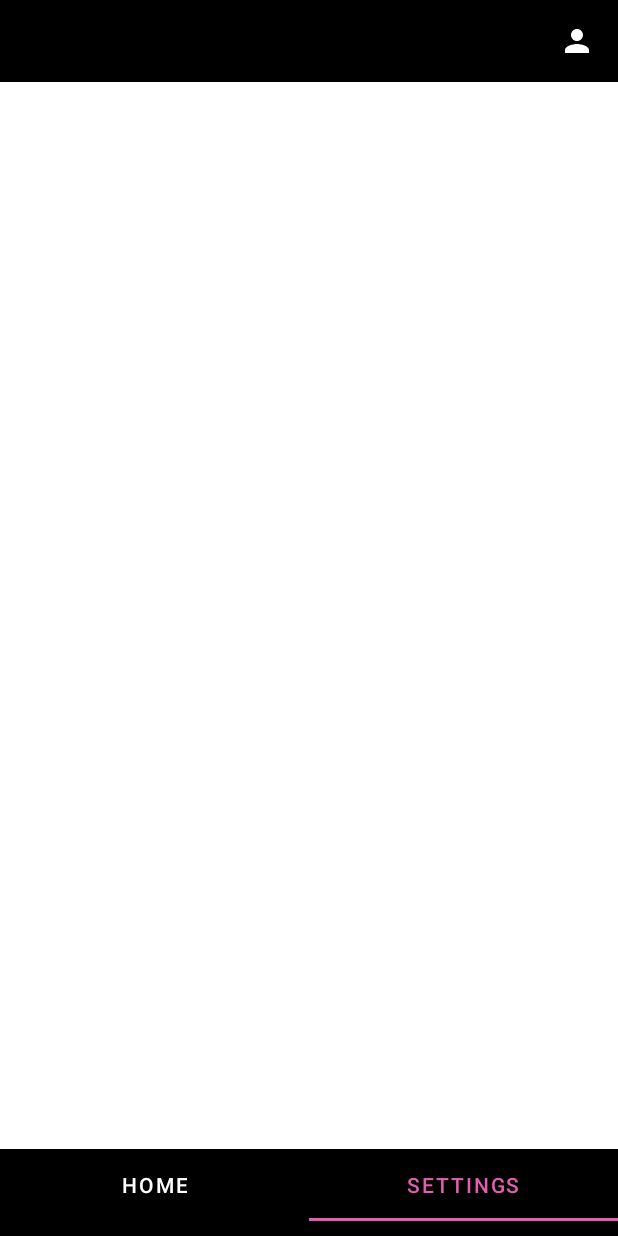
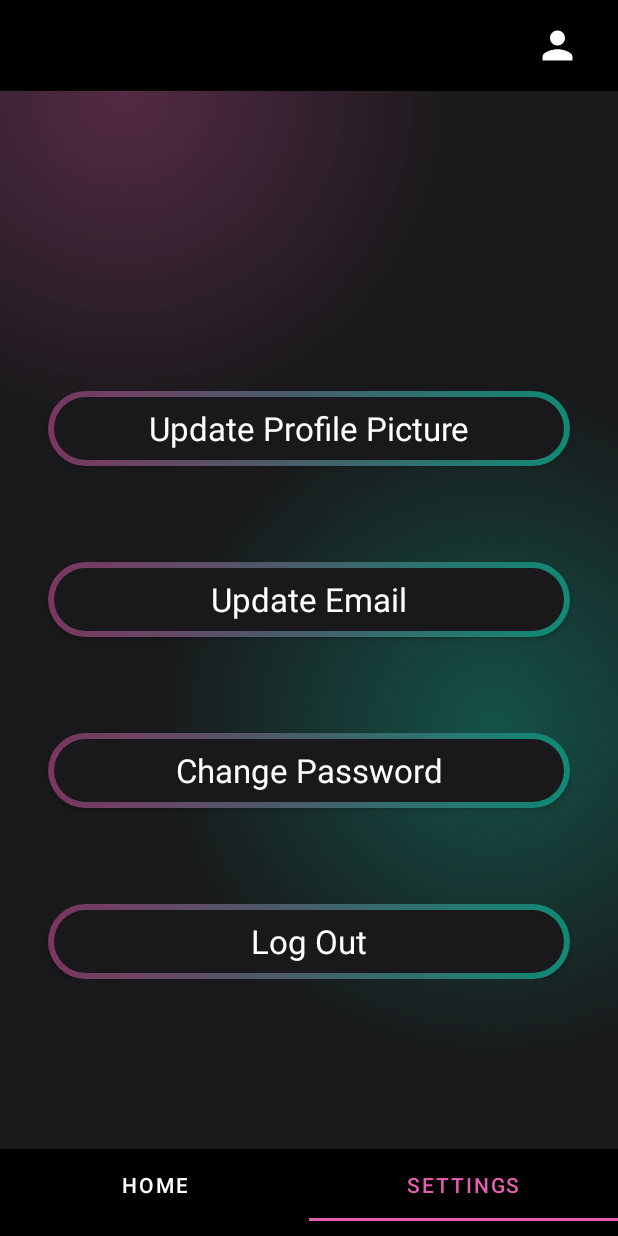
Before and after one commit to itzartbn/uNet, an Android app: the CommonActivity screen opened directly, with no data from a screen before it, item 2 of the bottom bar chosen, on a phone screen of 412 x 824 dp. Run offline under Robolectric (Android 15) with nearby library versions, the phone set to English and light mode, and no system bars; our stand-ins replace Firebase (no records; nobody signed in at launch, a user with empty details on screens opened directly), Picasso.

Commit message:
user settings finished

```diff
--- a/app/build.gradle.kts
+++ b/app/build.gradle.kts
@@ -58,5 +58,7 @@ dependencies {
     implementation ("com.squareup.picasso:picasso:2.8")
     implementation("com.google.firebase:firebase-appcheck:18.0.0")
     implementation("com.google.firebase:firebase-appcheck-safetynet:16.1.2")
+    implementation ("com.google.android.material:material:1.4.0")
+
 
 }
--- a/app/src/main/java/com/s22010536/mini_project/CommonActivity.java
+++ b/app/src/main/java/com/s22010536/mini_project/CommonActivity.java
@@ -1,6 +1,7 @@
 package com.s22010536.mini_project;
 
 import android.content.Intent;
+import android.net.Uri;
 import android.os.Bundle;
 import android.widget.ImageView;
 import android.widget.Toast;
@@ -12,6 +13,15 @@ import androidx.viewpager2.adapter.FragmentStateAdapter;
 import androidx.viewpager2.widget.ViewPager2;
 import com.google.android.material.tabs.TabLayout;
 import com.google.android.material.tabs.TabLayoutMediator;
+import com.google.firebase.auth.FirebaseAuth;
+import com.google.firebase.auth.FirebaseUser;
+import com.google.firebase.database.DataSnapshot;
+import com.google.firebase.database.DatabaseError;
+import com.google.firebase.database.DatabaseReference;
+import com.google.firebase.database.FirebaseDatabase;
+import com.google.firebase.database.ValueEventListener;
+import com.squareup.picasso.Callback;
+import com.squareup.picasso.Picasso;
 
 public class CommonActivity extends AppCompatActivity {
 
@@ -19,10 +29,14 @@ public class CommonActivity extends AppCompatActivity {
     private ViewPager2 viewPager;
     private ImageView profileImageView;
 
+    private FirebaseAuth authProfile;
+
     @Override
     protected void onCreate(Bundle savedInstanceState) {
         super.onCreate(savedInstanceState);
         setContentView(R.layout.activity_common);
+        authProfile = FirebaseAuth.getInstance();
+        FirebaseUser firebaseUser = authProfile.getCurrentUser();
 
         tabLayout = findViewById(R.id.tabsLayout);
         viewPager = findViewById(R.id.viewPager);
@@ -43,6 +57,49 @@ public class CommonActivity extends AppCompatActivity {
             Intent intent = new Intent(CommonActivity.this, UpdateProfileActivity.class);
             startActivity(intent);
         });
+
+        if (firebaseUser != null) {
+            loadUserProfile(firebaseUser);
+        } else {
+            Toast.makeText(this, "User not logged in", Toast.LENGTH_SHORT).show();
+        }
+    }
+
+    private void loadUserProfile(FirebaseUser firebaseUser) {
+        String userId = firebaseUser.getUid();
+        DatabaseReference referenceProfile = FirebaseDatabase.getInstance().getReference("Registered Users");
+        referenceProfile.child(userId).addListenerForSingleValueEvent(new ValueEventListener() {
+            @Override
+            public void onDataChange(@NonNull DataSnapshot snapshot) {
+                if (snapshot.exists()) {
+                    String profilePictureUrl = firebaseUser.getPhotoUrl() != null ? firebaseUser.getPhotoUrl().toString() : null;
+                    if (profilePictureUrl != null) {
+                        Picasso.get()
+                                .load(profilePictureUrl)
+                                .placeholder(R.drawable.person_icon_topbar)
+                                .into(profileImageView, new Callback() {
+                                    @Override
+                                    public void onSuccess() {
+                                        // Handle success
+                                    }
+
+                                    @Override
+                                    public void onError(Exception e) {
+                                        // Handle error
+                                        Toast.makeText(CommonActivity.this, "Failed to load profile picture", Toast.LENGTH_SHORT).show();
+                                    }
+                                });
+                    }
+                } else {
+                    Toast.makeText(CommonActivity.this, "Profile data not found", Toast.LENGTH_SHORT).show();
+                }
+            }
+
+            @Override
+            public void onCancelled(@NonNull DatabaseError error) {
+                Toast.makeText(CommonActivity.this, "Database error: " + error.getMessage(), Toast.LENGTH_SHORT).show();
+            }
+        });
     }
 
     private static class FragmentAdapter extends FragmentStateAdapter {
@@ -56,7 +113,7 @@ public class CommonActivity extends AppCompatActivity {
             if (position == 0) {
                 return new HomeActivity();
             } else {
-               return new HomeActivity();
+                return new SettingsFragment();
             }
         }
 
--- /dev/null
+++ b/app/src/main/java/com/s22010536/mini_project/SettingsFragment.java
@@ -0,0 +1,116 @@
+package com.s22010536.mini_project;
+
+import android.content.Intent;
+import android.os.Bundle;
+
+import androidx.fragment.app.Fragment;
+
+import android.view.LayoutInflater;
+import android.view.View;
+import android.view.ViewGroup;
+import android.widget.Button;
+
+import com.google.firebase.auth.FirebaseAuth;
+
+/**
+ * A simple {@link Fragment} subclass.
+ * Use the {@link SettingsFragment#newInstance} factory method to
+ * create an instance of this fragment.
+ */
+public class SettingsFragment extends Fragment {
+
+    // TODO: Rename parameter arguments, choose names that match
+    // the fragment initialization parameters, e.g. ARG_ITEM_NUMBER
+    private static final String ARG_PARAM1 = "param1";
+    private static final String ARG_PARAM2 = "param2";
+
+    // TODO: Rename and change types of parameters
+    private String mParam1;
+    private String mParam2;
+
+    private FirebaseAuth authProfile;
+
+    public SettingsFragment() {
+        // Required empty public constructor
+    }
+
+    /**
+     * Use this factory method to create a new instance of
+     * this fragment using the provided parameters.
+     *
+     * @param param1 Parameter 1.
+     * @param param2 Parameter 2.
+     * @return A new instance of fragment SettingsFragment.
+     */
+    // TODO: Rename and change types and number of parameters
+    public static SettingsFragment newInstance(String param1, String param2) {
+        SettingsFragment fragment = new SettingsFragment();
+        Bundle args = new Bundle();
+        args.putString(ARG_PARAM1, param1);
+        args.putString(ARG_PARAM2, param2);
+        fragment.setArguments(args);
+        return fragment;
+    }
+
+    @Override
+    public void onCreate(Bundle savedInstanceState) {
+        super.onCreate(savedInstanceState);
+        if (getArguments() != null) {
+            mParam1 = getArguments().getString(ARG_PARAM1);
+            mParam2 = getArguments().getString(ARG_PARAM2);
+        }
+        // Initialize FirebaseAuth instance
+        authProfile = FirebaseAuth.getInstance();
+    }
+
+    @Override
+    public View onCreateView(LayoutInflater inflater, ViewGroup container,
+                             Bundle savedInstanceState) {
+        // Inflate the layout for this fragment
+        return inflater.inflate(R.layout.fragment_settings, container, false);
+    }
+
+    @Override
+    public void onViewCreated(View view, Bundle savedInstanceState) {
+        super.onViewCreated(view, savedInstanceState);
+
+        // Find the buttons and set the click listeners
+        Button updateProfilePictureBtn = view.findViewById(R.id.settings_update_pp);
+        updateProfilePictureBtn.setOnClickListener(new View.OnClickListener() {
+            @Override
+            public void onClick(View v) {
+                Intent intent = new Intent(getActivity(), UploadProfilePictureActivity.class);
+                startActivity(intent);
+            }
+        });
+
+        Button updateEmailBtn = view.findViewById(R.id.settings_update_email);
+        updateEmailBtn.setOnClickListener(new View.OnClickListener() {
+            @Override
+            public void onClick(View v) {
+                Intent intent = new Intent(getActivity(), UpdateEmailActivity.class);
+                startActivity(intent);
+            }
+        });
+
+        Button updatePwdBtn = view.findViewById(R.id.settings_update_pw);
+        updatePwdBtn.setOnClickListener(new View.OnClickListener() {
+            @Override
+            public void onClick(View v) {
+                Intent intent = new Intent(getActivity(), ChangePasswordActivity.class);
+                startActivity(intent);
+            }
+        });
+
+        Button settingsLogoutBtn = view.findViewById(R.id.settings_logout);
+        settingsLogoutBtn.setOnClickListener(new View.OnClickListener() {
+            @Override
+            public void onClick(View v) {
+                authProfile.signOut();
+                Intent intent = new Intent(getActivity(), MainActivity.class);
+                intent.setFlags(Intent.FLAG_ACTIVITY_NEW_TASK | Intent.FLAG_ACTIVITY_CLEAR_TASK | Intent.FLAG_ACTIVITY_CLEAR_TOP);
+                startActivity(intent);
+            }
+        });
+    }
+}
--- a/app/src/main/res/layout/activity_common.xml
+++ b/app/src/main/res/layout/activity_common.xml
@@ -16,12 +16,16 @@
         app:layout_constraintStart_toStartOf="parent"
         app:layout_constraintTop_toTopOf="parent">
 
-        <ImageView
+        <com.google.android.material.imageview.ShapeableImageView
             android:id="@+id/home_pp"
-            android:layout_width="wrap_content"
-            android:layout_height="wrap_content"
+            android:layout_width="30dp"
+            android:layout_height="30dp"
+            android:scaleType="centerCrop"
+            android:layout_centerVertical="true"
+            android:layout_marginRight="10dp"
             android:src="@drawable/person_icon_topbar"
-            android:layout_alignParentRight="true"/>
+            android:layout_alignParentRight="true"
+            app:shapeAppearanceOverlay="@style/roundedImageRounded"/>
     </RelativeLayout>
 
     <com.google.android.material.tabs.TabLayout
--- a/app/src/main/res/layout/activity_home.xml
+++ b/app/src/main/res/layout/activity_home.xml
@@ -4,7 +4,8 @@
     xmlns:tools="http://schemas.android.com/tools"
     android:layout_width="match_parent"
     android:layout_height="match_parent"
-    android:background="@color/white"
+    android:background="@drawable/gradient_color_background"
+
     android:padding="0dp"
     tools:context=".HomeActivity">
 
@@ -13,8 +14,7 @@
         android:id="@+id/homeRecyclerView"
         android:layout_width="match_parent"
         android:layout_height="match_parent"
-        android:layout_marginEnd="16dp"
-        android:layout_marginBottom="16dp"
+        android:background="@drawable/gradient_color_background"
         app:layout_constraintBottom_toBottomOf="parent"
         app:layout_constraintEnd_toEndOf="parent"
         app:layout_constraintStart_toStartOf="parent"
--- /dev/null
+++ b/app/src/main/res/layout/fragment_settings.xml
@@ -0,0 +1,97 @@
+<?xml version="1.0" encoding="utf-8"?>
+<androidx.constraintlayout.widget.ConstraintLayout xmlns:android="http://schemas.android.com/apk/res/android"
+    xmlns:tools="http://schemas.android.com/tools"
+    android:layout_width="match_parent"
+    android:layout_height="match_parent"
+    android:background="@color/main_background"
+    android:padding="0dp"
+    tools:context=".SettingsFragment">
+
+    <ScrollView
+        android:layout_width="match_parent"
+        android:layout_height="match_parent"
+        android:background="@drawable/gradient_color_background"
+        >
+
+        <RelativeLayout
+            android:layout_width="match_parent"
+            android:layout_height="wrap_content"
+            android:orientation="vertical"
+            >
+
+
+
+
+
+
+
+
+
+            <androidx.appcompat.widget.AppCompatButton
+                android:id="@+id/settings_update_pp"
+                style="@android:style/Widget.Button"
+                android:background="@drawable/btn_baclground"
+                android:layout_marginTop="200dp"
+                android:layout_marginStart="32dp"
+                android:layout_marginEnd="32dp"
+                android:layout_width="match_parent"
+                android:layout_height="50dp"
+                android:text="Update Profile Picture"
+                android:textSize="22sp"
+                android:textColor="@color/white"
+                />
+
+            <androidx.appcompat.widget.AppCompatButton
+                android:id="@+id/settings_update_email"
+                style="@android:style/Widget.Button"
+                android:background="@drawable/btn_baclground"
+                android:layout_below="@id/settings_update_pp"
+                android:layout_marginTop="64dp"
+                android:layout_marginStart="32dp"
+                android:layout_marginEnd="32dp"
+                android:layout_width="match_parent"
+                android:layout_height="50dp"
+                android:text="Update Email"
+                android:textSize="22sp"
+                android:textColor="@color/white"
+                />
+            <androidx.appcompat.widget.AppCompatButton
+                android:id="@+id/settings_update_pw"
+                style="@android:style/Widget.Button"
+                android:background="@drawable/btn_baclground"
+                android:layout_below="@id/settings_update_email"
+                android:layout_marginTop="64dp"
+                android:layout_marginStart="32dp"
+                android:layout_marginEnd="32dp"
+                android:layout_width="match_parent"
+                android:layout_height="50dp"
+                android:text="Change Password"
+                android:textSize="22sp"
+                android:textColor="@color/white"
+                />
+
+            <androidx.appcompat.widget.AppCompatButton
+                android:id="@+id/settings_logout"
+                style="@android:style/Widget.Button"
+                android:layout_below="@id/settings_update_pw"
+                android:background="@drawable/btn_baclground"
+                android:layout_marginTop="64dp"
+                android:layout_marginStart="32dp"
+                android:layout_marginEnd="32dp"
+                android:layout_width="match_parent"
+                android:layout_height="50dp"
+                android:text="Log Out"
+                android:textSize="22sp"
+                android:textColor="@color/white"
+                />
+
+
+
+
+
+
+        </RelativeLayout>
+    </ScrollView>
+
+
+</androidx.constraintlayout.widget.ConstraintLayout>
--- a/app/src/main/res/values/strings.xml
+++ b/app/src/main/res/values/strings.xml
@@ -42,4 +42,6 @@
         libero vel nunc consequat, quis tincidunt nisl eleifend. Cras bibendum enim a justo luctus
         vestibulum. Fusce dictum libero quis erat maximus, vitae volutpat diam dignissim.
     </string>
+    <!-- TODO: Remove or change this placeholder text -->
+    <string name="hello_blank_fragment">Hello blank fragment</string>
 </resources>
```
Also changed, not shown: app/src/main/res/drawable/card_background_gradient.xml (added, +13 -0 lines), app/src/main/res/layout/recyle_view_row.xml (+13 -6 lines).
